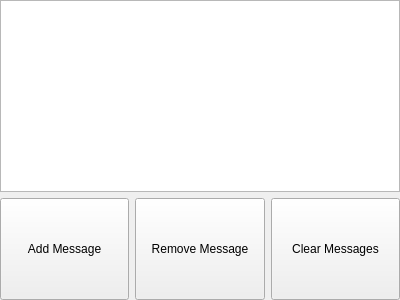
Qt form Widgets/Resources/UI/qSlicerMessagesWidget.ui (PerkTutor/PerkTutor) before a commit.
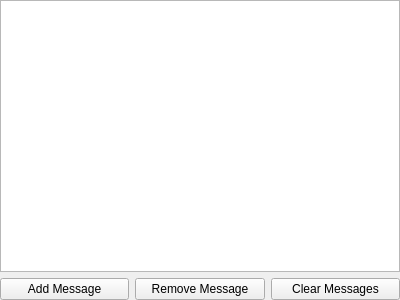
The same form after that commit. Custom widgets are drawn as their Qt base class.

Commit message: General clean-up of module interface.

Patch:
```diff
--- a/Widgets/Resources/UI/qSlicerMessagesWidget.ui
+++ b/Widgets/Resources/UI/qSlicerMessagesWidget.ui
@@ -37,7 +37,7 @@
      <item>
       <widget class="QPushButton" name="AddMessageButton">
        <property name="sizePolicy">
-        <sizepolicy hsizetype="Expanding" vsizetype="Expanding">
+        <sizepolicy hsizetype="Expanding" vsizetype="Fixed">
          <horstretch>0</horstretch>
          <verstretch>0</verstretch>
         </sizepolicy>
@@ -50,7 +50,7 @@
      <item>
       <widget class="QPushButton" name="RemoveMessageButton">
        <property name="sizePolicy">
-        <sizepolicy hsizetype="Expanding" vsizetype="Expanding">
+        <sizepolicy hsizetype="Expanding" vsizetype="Fixed">
          <horstretch>0</horstretch>
          <verstretch>0</verstretch>
         </sizepolicy>
@@ -63,7 +63,7 @@
      <item>
       <widget class="QPushButton" name="ClearMessagesButton">
        <property name="sizePolicy">
-        <sizepolicy hsizetype="Expanding" vsizetype="Expanding">
+        <sizepolicy hsizetype="Expanding" vsizetype="Fixed">
          <horstretch>0</horstretch>
          <verstretch>0</verstretch>
         </sizepolicy>
```
The commit also changes 3 other files.
